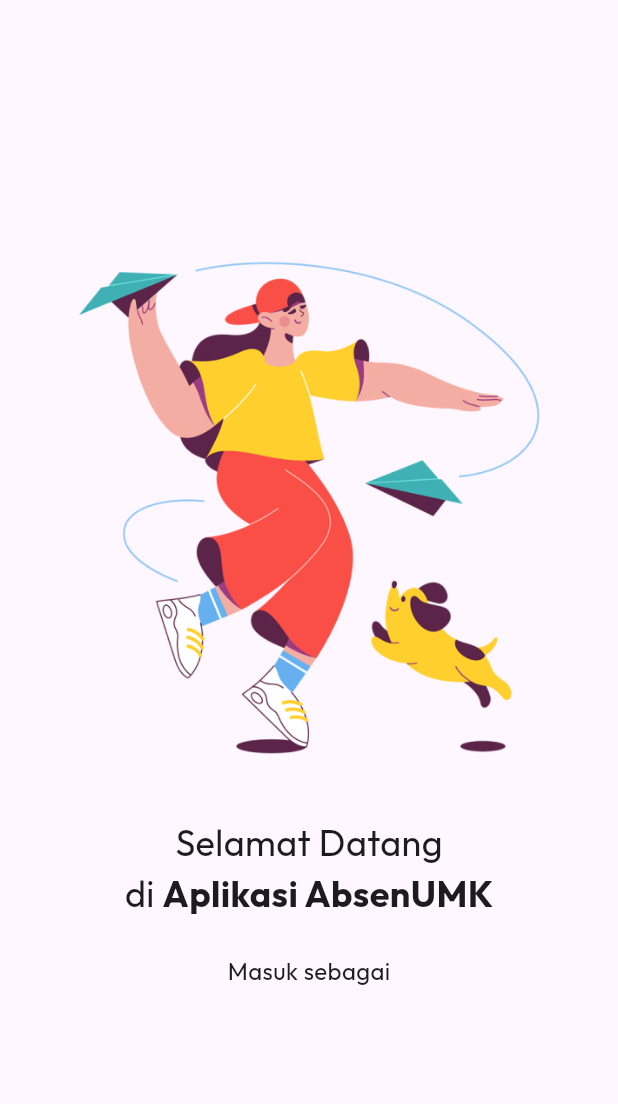
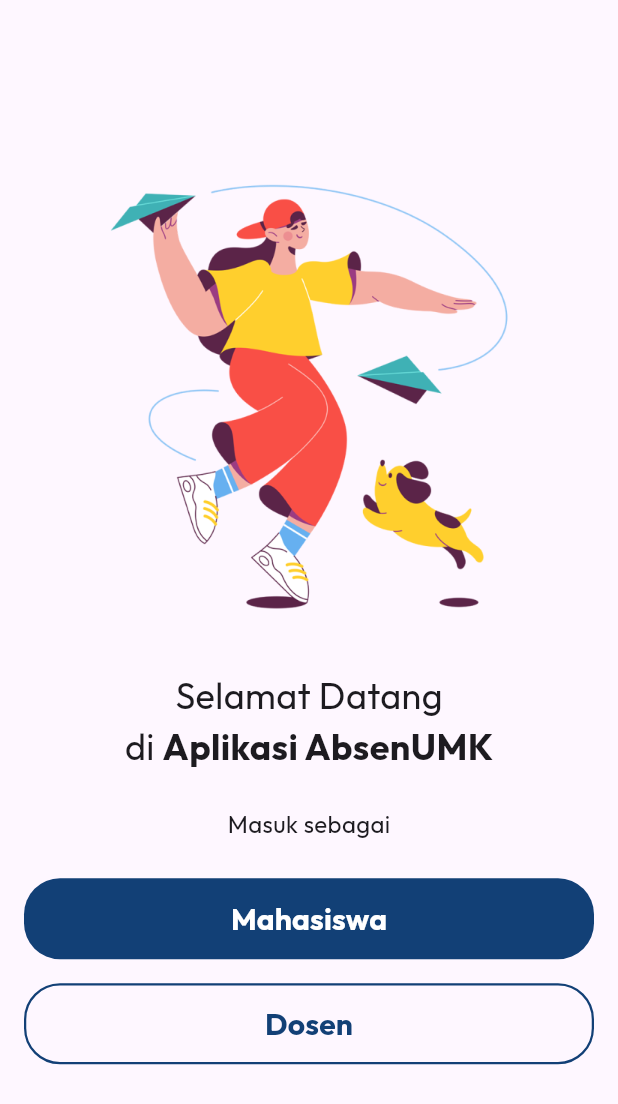
Before and after one commit to Triwahyu22116012/sistem-absensi-mahasiswa, a Flutter app: the screen it shows after launch, on a phone screen of 412 x 824 dp. Shown: the top 1104 px of the screen. Run offline on Flutter 3.47's test engine with Material 3 defaults, Android fonts, the phone set to English and light mode, and no system bars; our stand-ins replace google_fonts.

Commit message:
membuat welcome screen

```diff
--- a/lib/main.dart
+++ b/lib/main.dart
@@ -1,4 +1,4 @@
-import 'package:absensi_mahasiswa/screen/home_screen.dart';
+import 'package:absensi_mahasiswa/screen/welcome_screen.dart';
 import 'package:flutter/material.dart';
 import 'package:google_fonts/google_fonts.dart';
 
@@ -9,6 +9,7 @@ void main() {
 class MyApp extends StatelessWidget {
   const MyApp({super.key});
 
+  @override
   Widget build(BuildContext context) {
     return MaterialApp(
       title: 'Flutter Demo',
@@ -17,7 +18,7 @@ class MyApp extends StatelessWidget {
         useMaterial3: true,
         textTheme: GoogleFonts.outfitTextTheme()
       ),
-      home: const HomeScreen(),
+      home: const WelcomeScreen(),
     );
   }
 }
--- a/lib/screen/home_screen.dart
+++ b/lib/screen/welcome_screen.dart
@@ -1,8 +1,9 @@
-import 'package:flutter/cupertino.dart';
+import 'package:absensi_mahasiswa/widget/main_button.dart';
+import 'package:absensi_mahasiswa/widget/second_button.dart';
 import 'package:flutter/material.dart';
 
-class HomeScreen extends StatelessWidget {
-  const HomeScreen({super.key});
+class WelcomeScreen extends StatelessWidget {
+  const WelcomeScreen({super.key});
 
   @override
   Widget build(BuildContext context) {
@@ -12,7 +13,7 @@ class HomeScreen extends StatelessWidget {
         children: [
           Padding(
             padding: EdgeInsets.symmetric(horizontal: 32, vertical: 0),
-            child: Image(image: AssetImage("assets/img_login.png")),
+            child: Image(image: AssetImage("assets/img_welcome.png"), height: 300,),
           ),
           Padding(
             padding: EdgeInsets.only(top: 32),
@@ -46,9 +47,18 @@ class HomeScreen extends StatelessWidget {
             child: Text(
               "Masuk sebagai",
               style: TextStyle(
-                  fontSize: 16
+                fontSize: 16,
+                fontWeight: FontWeight.normal
               ),
             ),
+          ),
+          Padding(
+            padding: EdgeInsets.only(top: 24, left: 16, right: 16),
+            child: MainButton(title: "Mahasiswa"),
+          ),
+          Padding(
+            padding: EdgeInsets.only(top: 16, left: 16, right: 16),
+            child: SecondButton(title: "Dosen",),
           ),
         ],
       ),
--- /dev/null
+++ b/lib/widget/main_button.dart
@@ -0,0 +1,36 @@
+import 'package:flutter/material.dart';
+
+class MainButton extends StatelessWidget {
+  const MainButton({
+    super.key,
+    required this.title
+  });
+
+  final String title;
+
+  @override
+  Widget build(BuildContext context) {
+    return SizedBox(
+      width: double.infinity,
+      height: 54,
+      child: FilledButton(
+        onPressed: () {  },
+        style: FilledButton.styleFrom(
+          backgroundColor: const Color(0xFF124076),
+          shape: RoundedRectangleBorder(
+            borderRadius: BorderRadius.circular(24),
+          ),
+        ),
+
+        child: Text(
+          title,
+          style: const TextStyle(
+              color: Colors.white,
+              fontSize: 20,
+              fontWeight: FontWeight.bold
+          ),
+        ),
+      ),
+    );
+  }
+}
--- /dev/null
+++ b/lib/widget/second_button.dart
@@ -0,0 +1,40 @@
+import 'package:flutter/material.dart';
+
+class SecondButton extends StatelessWidget {
+  const SecondButton({
+    super.key,
+    required this.title
+  });
+
+  final String title;
+
+  @override
+  Widget build(BuildContext context) {
+    return SizedBox(
+      width: double.infinity,
+      height: 54,
+      child: OutlinedButton(
+        onPressed: () {  },
+        style: OutlinedButton.styleFrom(
+          shape: RoundedRectangleBorder(
+            borderRadius: BorderRadius.circular(24),
+          ),
+          side: const BorderSide(
+            color: Color(0xFF124076),
+            width: 1.5
+          ),
+          foregroundColor: const Color(0xFF124076),
+        ),
+
+        child: Text(
+          title,
+          style: const TextStyle(
+              color: Color(0xFF124076),
+              fontSize: 20,
+              fontWeight: FontWeight.bold
+          ),
+        ),
+      ),
+    );
+  }
+}
```
Also changed, not shown: assets/img_welcome.png (renamed from assets/img_login.png), 2 other files.
